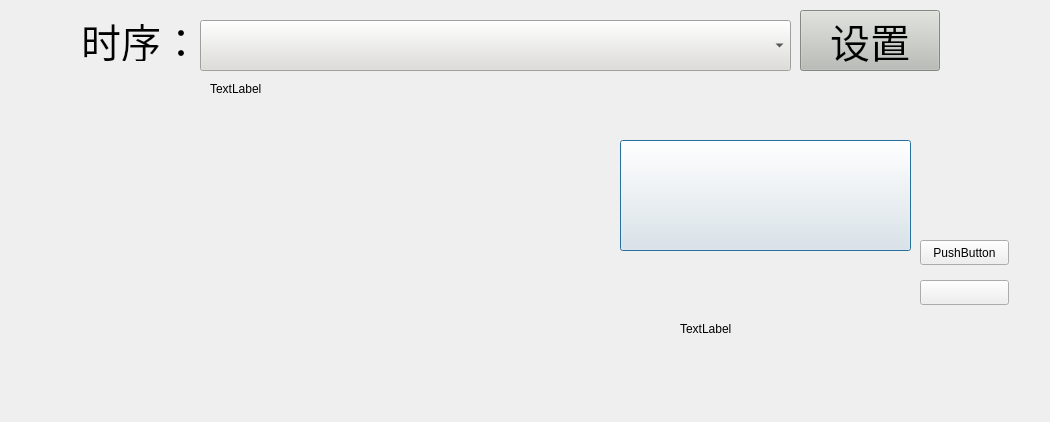
The window that HomeUI/homeidle.ui (flash-dx/UpperUI) describes before a commit, drawn with Qt 5.
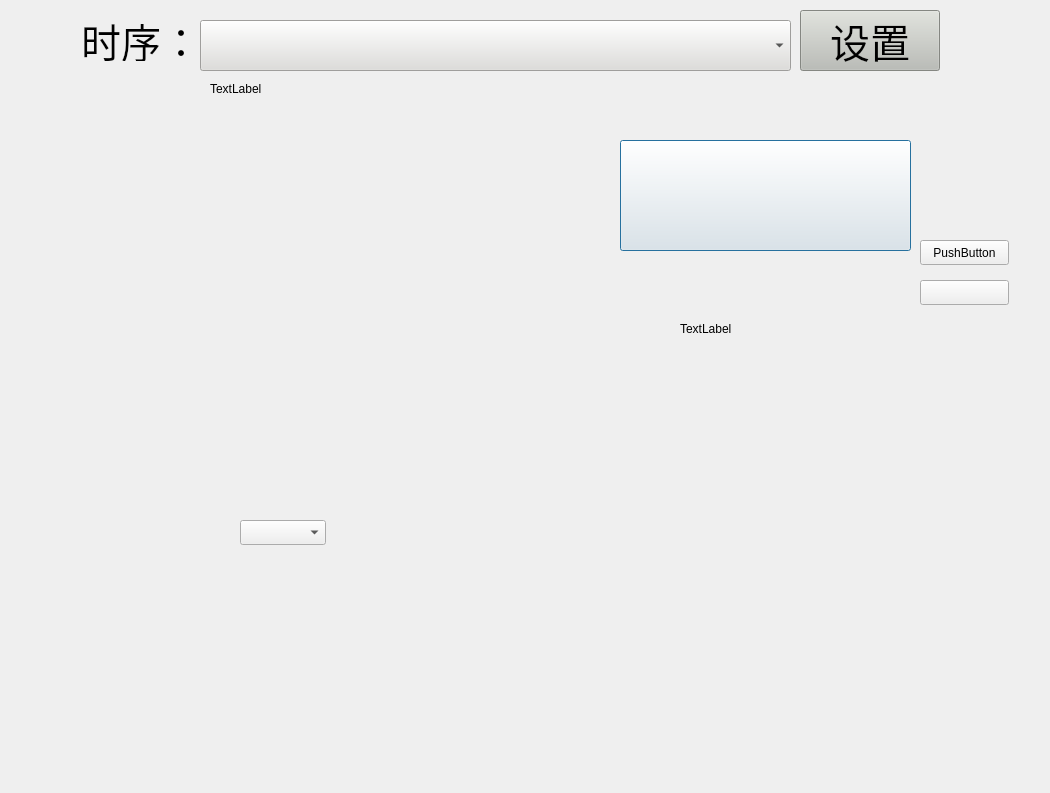
The same window after the commit.

The edit to the form file:
```diff
--- a/HomeUI/homeidle.ui
+++ b/HomeUI/homeidle.ui
@@ -7,7 +7,7 @@
     <x>0</x>
     <y>0</y>
     <width>1050</width>
-    <height>422</height>
+    <height>793</height>
    </rect>
   </property>
   <property name="windowTitle">
@@ -151,6 +151,172 @@
     </size>
    </property>
   </widget>
+  <widget class="QLabel" name="Home_Idle_lbSampleInfo">
+   <property name="geometry">
+    <rect>
+     <x>540</x>
+     <y>460</y>
+     <width>67</width>
+     <height>17</height>
+    </rect>
+   </property>
+   <property name="text">
+    <string/>
+   </property>
+  </widget>
+  <widget class="QLabel" name="Home_Idle_lbTestName">
+   <property name="geometry">
+    <rect>
+     <x>490</x>
+     <y>560</y>
+     <width>67</width>
+     <height>17</height>
+    </rect>
+   </property>
+   <property name="text">
+    <string/>
+   </property>
+  </widget>
+  <widget class="QLabel" name="Home_Idle_lbTestSerial">
+   <property name="geometry">
+    <rect>
+     <x>490</x>
+     <y>600</y>
+     <width>67</width>
+     <height>17</height>
+    </rect>
+   </property>
+   <property name="text">
+    <string/>
+   </property>
+  </widget>
+  <widget class="QComboBox" name="Home_Idle_cbTestType">
+   <property name="geometry">
+    <rect>
+     <x>240</x>
+     <y>520</y>
+     <width>86</width>
+     <height>25</height>
+    </rect>
+   </property>
+  </widget>
+  <widget class="QLabel" name="Home_Idle_lbSampleCode">
+   <property name="geometry">
+    <rect>
+     <x>540</x>
+     <y>410</y>
+     <width>67</width>
+     <height>17</height>
+    </rect>
+   </property>
+   <property name="text">
+    <string/>
+   </property>
+  </widget>
+  <widget class="QLabel" name="Home_Idle_lbSampleRemark">
+   <property name="geometry">
+    <rect>
+     <x>540</x>
+     <y>510</y>
+     <width>67</width>
+     <height>17</height>
+    </rect>
+   </property>
+   <property name="text">
+    <string/>
+   </property>
+  </widget>
+  <widget class="QLabel" name="Home_Idle_lbOpen">
+   <property name="geometry">
+    <rect>
+     <x>340</x>
+     <y>700</y>
+     <width>67</width>
+     <height>17</height>
+    </rect>
+   </property>
+   <property name="text">
+    <string/>
+   </property>
+  </widget>
+  <widget class="QLabel" name="Home_Idle_lbBarCode">
+   <property name="geometry">
+    <rect>
+     <x>460</x>
+     <y>650</y>
+     <width>67</width>
+     <height>17</height>
+    </rect>
+   </property>
+   <property name="text">
+    <string/>
+   </property>
+  </widget>
+  <widget class="QLabel" name="Home_Idle_lbQrCode">
+   <property name="geometry">
+    <rect>
+     <x>460</x>
+     <y>700</y>
+     <width>67</width>
+     <height>17</height>
+    </rect>
+   </property>
+   <property name="text">
+    <string/>
+   </property>
+  </widget>
+  <widget class="QLabel" name="Home_Idle_lbBox">
+   <property name="geometry">
+    <rect>
+     <x>460</x>
+     <y>740</y>
+     <width>67</width>
+     <height>17</height>
+    </rect>
+   </property>
+   <property name="text">
+    <string/>
+   </property>
+  </widget>
+  <widget class="QLabel" name="Home_Idle_lbClose">
+   <property name="geometry">
+    <rect>
+     <x>570</x>
+     <y>700</y>
+     <width>67</width>
+     <height>17</height>
+    </rect>
+   </property>
+   <property name="text">
+    <string/>
+   </property>
+  </widget>
+  <widget class="QLabel" name="Home_Idle_lbValidTime">
+   <property name="geometry">
+    <rect>
+     <x>680</x>
+     <y>490</y>
+     <width>67</width>
+     <height>17</height>
+    </rect>
+   </property>
+   <property name="text">
+    <string/>
+   </property>
+  </widget>
+  <widget class="QLabel" name="Home_Idle_lbBoxTips">
+   <property name="geometry">
+    <rect>
+     <x>810</x>
+     <y>490</y>
+     <width>67</width>
+     <height>17</height>
+    </rect>
+   </property>
+   <property name="text">
+    <string/>
+   </property>
+  </widget>
  </widget>
  <resources/>
  <connections/>
```
